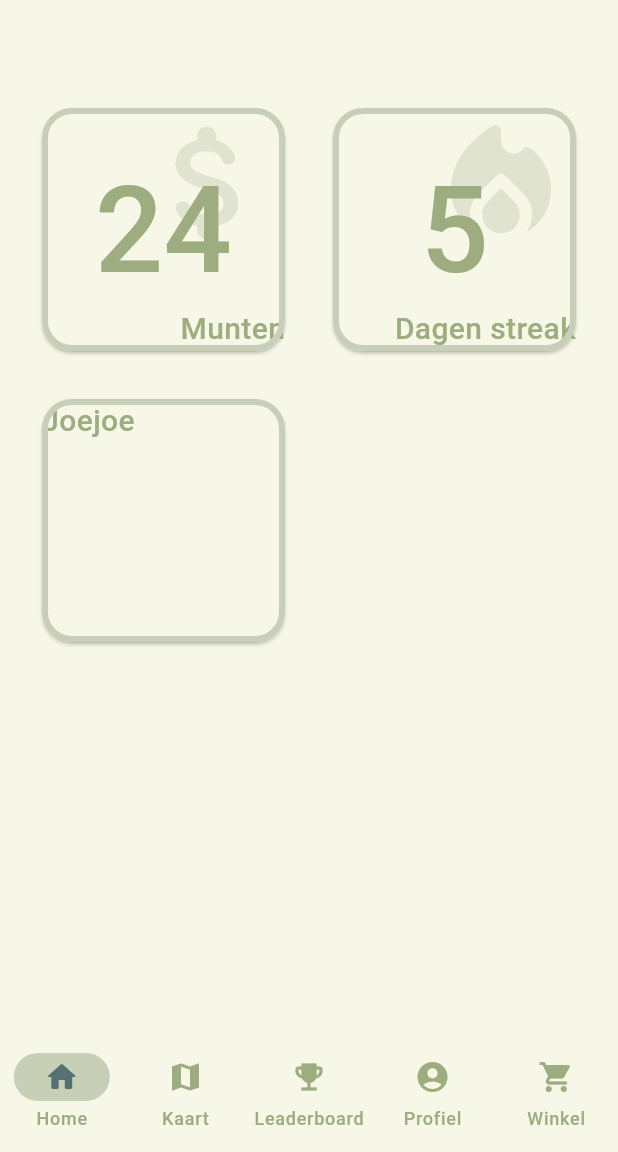
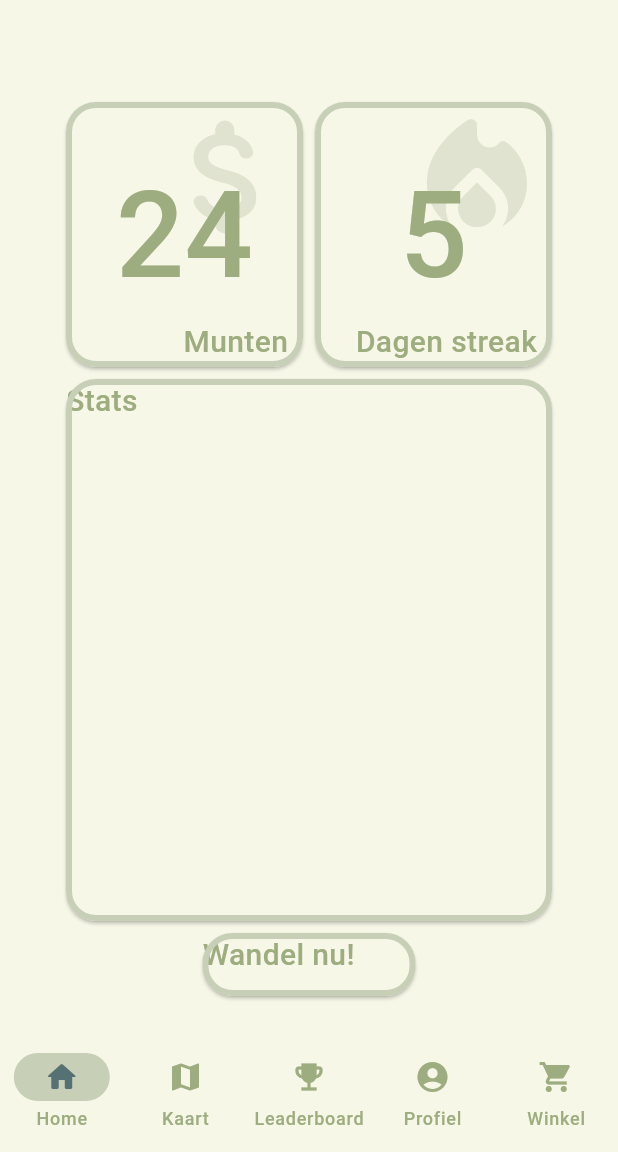
Before and after one commit to joukecooper/IPMEDT4, a Flutter app: the screen it shows once a user with an empty profile is signed in, on a phone screen of 412 x 824 dp, the part 84-1236 px from its top. Run offline on Flutter 3.47's test engine with Material 3 defaults, Android fonts, the phone set to English and light mode, and no system bars; our stand-ins replace firebase_auth, firebase_core, google_fonts; accounts and stored records are empty; Roboto replaces fonts that are missing (Dosis).

Commit message:
expanded in stead of (staggered) grid because the page became too big but wasn't scrollable. Not yet responsive though

```diff
--- a/lib/pages/home_page.dart
+++ b/lib/pages/home_page.dart
@@ -25,72 +25,79 @@ class _HomePageState extends State<HomePage> {
       appBar: const Header(),
       bottomNavigationBar: const Footer(),
       body: Padding(
-        padding: const EdgeInsets.all(24),
-        child: GridView.count(
-          crossAxisCount: 2,
-          crossAxisSpacing: 24,
-          mainAxisSpacing: 24,
+        padding: const EdgeInsets.symmetric(horizontal: 40, vertical: 20),
+        child: Column(
+          crossAxisAlignment: CrossAxisAlignment.stretch,
           children: [
-            Card (
-              child: Stack(
-                children: [
+            Expanded(
+              flex: 1,
+              child: Row( children: [
+                Expanded(
+                  child: Card(
+                    child: Stack(children: [
                       Align(
                           alignment: Alignment.topRight,
                           child: Icon(
                             color: secondaryColor.withOpacity(0.5),
                             size: 100.0,
                             Icons.attach_money_rounded,
-                    )
-                  ),
+                          )),
                       const Align(
                         alignment: Alignment.center,
-                    child: Text(
-                      "24",
-                      style: TextStyle(fontSize: 80)
-                    ),
+                        child: Text("24", style: TextStyle(fontSize: 80)),
                       ),
                       const Align(
                           alignment: Alignment.bottomRight,
-                    child: Text(
-                      "Munten",
+                          child: Padding(
+                            padding: EdgeInsets.only(right: 10.0, bottom: 2.0),
+                            child: Text("Munten"),
                           )
                       )
-                ]
+                    ]),
                   ),
                 ),
-            Card(
-              child: Stack(
-                children: [
+                Expanded(
+                  child: Card(
+                    child: Stack(children: [
                       Align(
                           alignment: Alignment.topRight,
                           child: Icon(
                             color: secondaryColor.withOpacity(0.5),
                             size: 100.0,
                             Icons.local_fire_department_rounded,
-                    )
-                  ),
+                          )),
                       const Align(
                         alignment: Alignment.center,
-                    child: Text(
-                      "5",
-                      style: TextStyle(fontSize: 80)
-                    ),
+                        child: Text("5", style: TextStyle(fontSize: 80)),
                       ),
                       const Align(
                           alignment: Alignment.bottomRight,
-                    child: Text(
-                      "Dagen streak",
-                    )
-                  )
-                ]
+                          child: Padding(
+                              padding: EdgeInsets.only(right: 10.0, bottom: 2.0),
+                              child: Text("Dagen streak")))
+                    ]),
                   ),
                 ),
-            const Card(
-              child: Text("Joejoe"),
+              ],),
+            ),
+            const Expanded(
+              flex: 2,
+              child: Card(
+                child: Text("Stats"),
+              ),
+            ),
+            const Center(
+              child: SizedBox(
+                height: 50,
+                width: 150,
+                child: Card(
+                  child: Text("Wandel nu!")
+                ),
+              ),
+            ),
+          ],
+        ),
       )
-          ]
-        )
-      ),
     );
   }
 }
```
Lines whose indentation alone changed are shown as unchanged.
